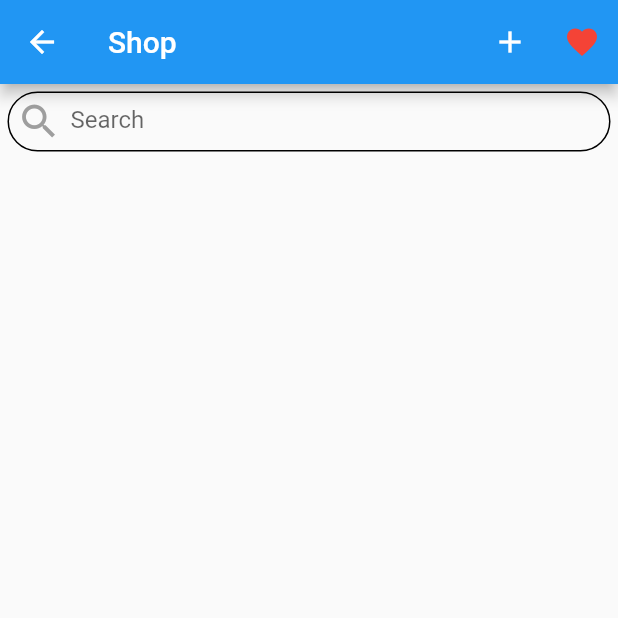
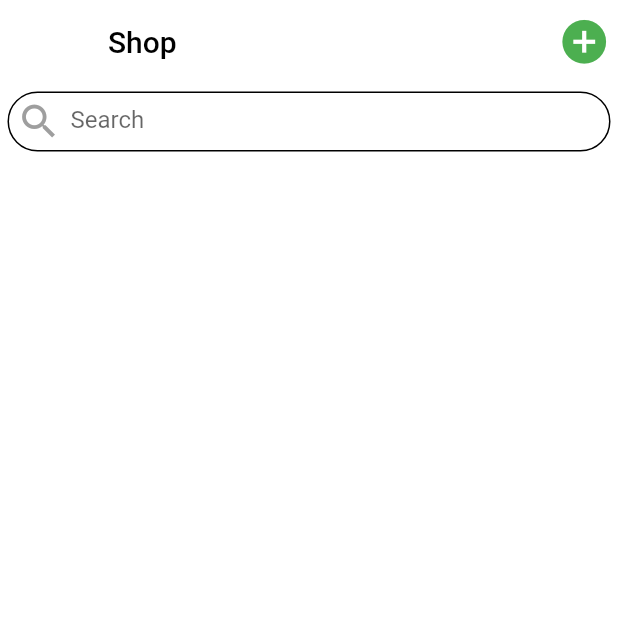
Before and after one commit to HeshamReffat/RandomShop, a Flutter app: the HomeScreen screen opened directly, on a phone screen of 412 x 824 dp, the top half of it. Run offline on Flutter 3.47's test engine with Material 2 defaults, Android fonts, the phone set to English and light mode, and no system bars; our stand-ins replace fluttertoast, sqflite; accounts and stored records are empty.

Commit message:
favorite updated

```diff
--- a/lib/Screens/HomeScreen.dart
+++ b/lib/Screens/HomeScreen.dart
@@ -5,51 +5,47 @@ import 'package:random_shop/Providers/DataProvider.dart';
 import 'package:random_shop/Screens/FavoriteScreen.dart';
 
 class HomeScreen extends StatefulWidget {
+  var itemsDatabase;
+  List<Map> product;
+
+  HomeScreen({this.itemsDatabase, this.product});
+
   @override
   _HomeScreenState createState() => _HomeScreenState();
 }
 
 class _HomeScreenState extends State<HomeScreen> {
   var database = DataProvider();
-  var itemsDatabase;
-  List<Map> product;
   TextEditingController _searchController = TextEditingController();
 
-  @override
-  void initState() {
-    // TODO: implement initState
-    super.initState();
-    database.createDatabase().then((value) {
-      if (value != null) itemsDatabase = value;
-      database.getData(value).then((value) {
-        setState(() {
-          product = value;
-        });
-      });
-    });
-  }
+  // @override
+  // void initState() {
+  //   // TODO: implement initState
+  //   super.initState();
+  //   database.createDatabase().then((value) {
+  //     if (value != null) itemsDatabase = value;
+  //     database.getData(value).then((value) {
+  //       setState(() {
+  //         product = value;
+  //       });
+  //     });
+  //   });
+  // }
 
   @override
   Widget build(BuildContext context) {
     return Scaffold(
       appBar: AppBar(
-        title: Text('Shop'),
+        elevation: 0,
+        title: Text('Shop',style: TextStyle(color: Colors.black),),
+        backgroundColor: Colors.white,
         actions: [
-          IconButton(icon: Icon(Icons.add,color: Colors.white,), onPressed: () => addItem(context),),
-          IconButton(
-            icon: Icon(Icons.favorite,color: Colors.red,),
-            onPressed: () => Navigator.push(
-              context,
-              MaterialPageRoute(
-                builder: (ctx) => FavoriteScreen(
-                  itemDatabase: itemsDatabase,
-                ),
-              ),
-            ),
-          ),
+          IconButton(icon: Icon(Icons.add_circle,color: Colors.green,size: 35,), onPressed: () => addItem(context),),
         ],
       ),
-      body: Padding(
+      body: Container(
+        color: Colors.white,
+        child: Padding(
           padding: const EdgeInsets.symmetric(vertical: 5.0),
           child: Column(
             children: [
@@ -79,10 +75,10 @@ class _HomeScreenState extends State<HomeScreen> {
                                   borderColor: Colors.transparent,
                                   changed: (String name) {
                                     database
-                                      .searchItem(this.itemsDatabase, name)
+                                        .searchItem(widget.itemsDatabase, name)
                                         .then((value) {
                                       setState(() {
-                                      product = value;
+                                        widget.product = value;
                                       });
                                     });
                                   }),
@@ -97,11 +93,12 @@ class _HomeScreenState extends State<HomeScreen> {
               Expanded(
                 child: ListView.separated(
                   physics: BouncingScrollPhysics(),
-                  itemBuilder: (ctx, i) => itemBuilder(product[i]),
+                    itemBuilder: (ctx, i) => itemBuilder(widget.product[i]),
                     separatorBuilder: (ctx, i) => Divider(),
-                  itemCount: product?.length ?? 0),
+                    itemCount: widget.product?.length ?? 0),
               ),
             ],
+          ),
         ),
       ),
       // floatingActionButton: FloatingActionButton(
@@ -183,14 +180,14 @@ class _HomeScreenState extends State<HomeScreen> {
                           onPressed: () {
                             database
                                 .updateFavorite(
-                                    database: itemsDatabase,
+                                    database: widget.itemsDatabase,
                                     favorite: product['favorite'] == 0 ? 1 : 0,
                                     id: product['id'])
                                 .then((value) {
                               setState(() {
-                                database.getData(itemsDatabase).then((value) {
+                                database.getData(widget.itemsDatabase).then((value) {
                                   setState(() {
-                                    this.product = value;
+                                    widget.product = value;
                                   });
                                 });
                               });
@@ -413,7 +410,7 @@ class _HomeScreenState extends State<HomeScreen> {
                       }
                       database
                           .insertData(
-                        database: itemsDatabase,
+                        database: widget.itemsDatabase,
                         image: image,
                         name: name,
                         price: int.parse(price),
@@ -421,9 +418,9 @@ class _HomeScreenState extends State<HomeScreen> {
                         discount: int.parse(discount),
                       )
                           .then((value) {
-                        database.getData(itemsDatabase).then((value) {
+                        database.getData(widget.itemsDatabase).then((value) {
                           setState(() {
-                            this.product = value;
+                            widget.product = value;
                           });
                         });
                         Fluttertoast.showToast(
--- a/lib/main.dart
+++ b/lib/main.dart
@@ -1,5 +1,6 @@
 import 'package:flutter/material.dart';
 import 'package:random_shop/Screens/HomeScreen.dart';
+import 'Screens/BottomNavigation.dart';
 
 void main() {
   runApp(MyApp());
@@ -15,7 +16,7 @@ class MyApp extends StatelessWidget {
         primarySwatch: Colors.blue,
         visualDensity: VisualDensity.adaptivePlatformDensity,
       ),
-      home: HomeScreen(),
+      home: BottomNavigation(),
     );
   }
 }
```
Also changed, not shown: lib/Screens/FavoriteScreen.dart (+1 -11 lines). Lines whose indentation alone changed are shown as unchanged.
